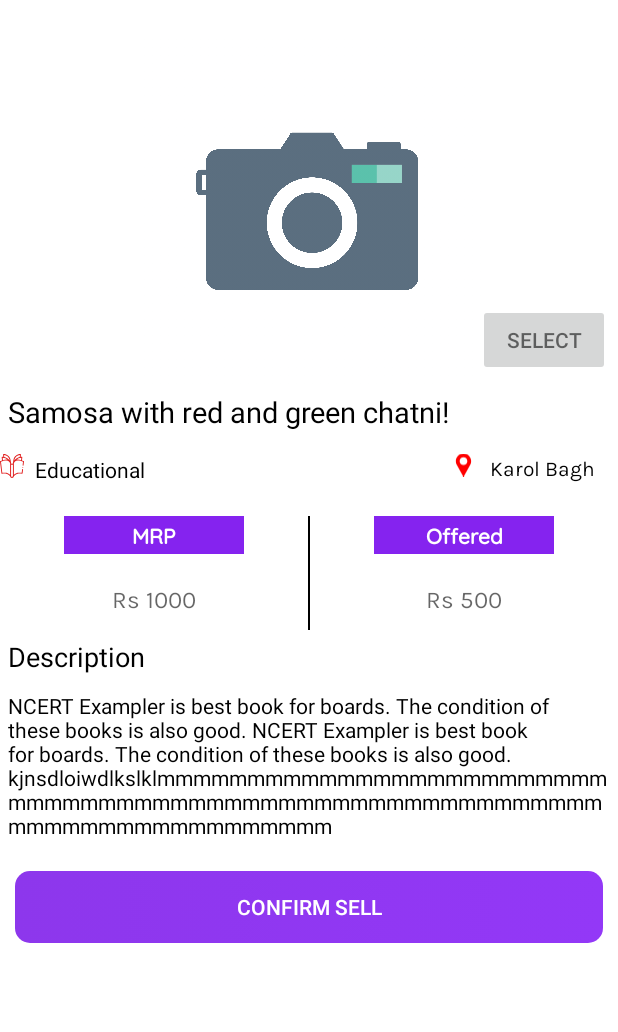
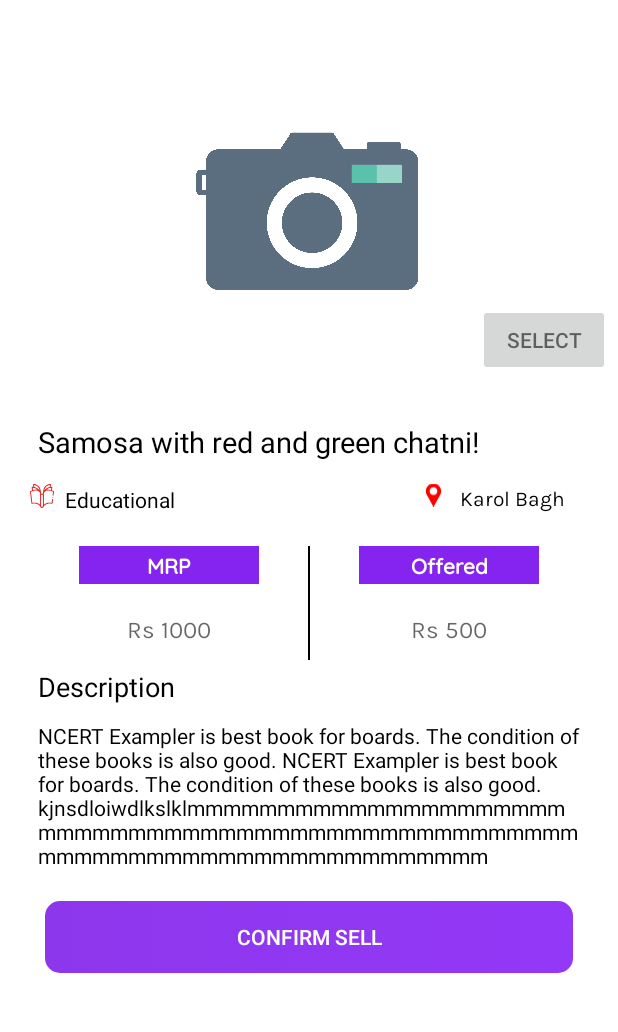
Before and after one commit to rishidholkheria/BooxMate-Android, an Android app: the fragment BookImages placed in its activity, on a phone screen of 412 x 824 dp, the part 81-1113 px from its top. Run offline under Robolectric (Android 15) with nearby library versions, the light colour scheme and no system bars; our stand-ins replace Firebase (no records; nobody signed in at launch, a user with empty details on screens opened directly); 1 statement that could not run was skipped.

Commit message:
Sell Details - Fragment passing data completed

```diff
--- a/app/src/main/java/com/booxapp/onCompleteListener.kt
+++ b/app/src/main/java/com/booxapp/onCompleteListener.kt
@@ -1,5 +1,5 @@
 package com.booxapp
 
-interface onMaujKardiListener {
+interface onCompleteFirebase {
     fun onCallback(value: Boolean)
 }
--- a/app/src/main/java/com/booxapp/Sell/OrderSuccessfullFragment.kt
+++ b/app/src/main/java/com/booxapp/sell/OrderSuccessfullFragment.kt
@@ -1,4 +1,4 @@
-package com.booxapp.Sell
+package com.booxapp.sell
 
 import android.content.Context
 import android.os.Bundle
@@ -6,11 +6,8 @@ import androidx.fragment.app.Fragment
 import android.view.LayoutInflater
 import android.view.View
 import android.view.ViewGroup
-import com.booxapp.R
 import com.booxapp.ShareData
 import com.booxapp.databinding.ActivityConfirmPostBinding
-import com.booxapp.databinding.FragmentPublishDetailsBinding
-import com.booxapp.model.BookModel
 
 class OrderSuccessfullFragment : Fragment() {
     lateinit var binding: ActivityConfirmPostBinding
--- a/app/src/main/java/com/booxapp/Sell/PublishDetailsFragment.kt
+++ b/app/src/main/java/com/booxapp/sell/PublishDetailsFragment.kt
@@ -1,6 +1,5 @@
-package com.booxapp.Sell
+package com.booxapp.sell
 
-import android.app.Activity
 import android.content.Context
 import android.os.Bundle
 import android.view.LayoutInflater
--- a/app/src/main/java/com/booxapp/Sell/SellDetails.kt
+++ b/app/src/main/java/com/booxapp/sell/SellDetails.kt
@@ -3,11 +3,11 @@ package com.booxapp
 import android.os.Bundle
 import androidx.appcompat.app.AppCompatActivity
 import androidx.fragment.app.Fragment
-import com.booxapp.Sell.BookImages
-import com.booxapp.Sell.OrderSuccessfullFragment
-import com.booxapp.Sell.PublishDetails
 import com.booxapp.databinding.ActivitySellDetailsBinding
 import com.booxapp.model.BookModel
+import com.booxapp.sell.BookImages
+import com.booxapp.sell.OrderSuccessfullFragment
+import com.booxapp.sell.PublishDetails
 
 
 class SellDetails : AppCompatActivity(), ShareData {
@@ -20,7 +20,7 @@ class SellDetails : AppCompatActivity(), ShareData {
         binding = ActivitySellDetailsBinding.inflate(layoutInflater)
         setContentView(binding.root)
 
-        replaceFragment(PublishDetails())
+        replaceFragment(PublishDetails(), null)
 
 //        binding.moreBookDetailsBtn!!.setOnClickListener(View.OnClickListener {
 //            val title = binding.title!!.getText().toString()
@@ -47,18 +47,23 @@ class SellDetails : AppCompatActivity(), ShareData {
 
     }
 
-    private fun replaceFragment(fragment: Fragment) {
-        val bundle = Bundle()
-        bundle.putString("key", "abc")
-
-        supportFragmentManager.beginTransaction().replace(R.id.publish_fragments_container, fragment).commit()
+    private fun replaceFragment(fragment: Fragment, bookModel: BookModel?) {
+        if (bookModel != null) {
+            val bundle = Bundle()
+            bundle.putParcelable(
+                "bookModel", bookModel
+            )
+            fragment.arguments = bundle
+        }
+        supportFragmentManager.beginTransaction()
+            .replace(R.id.publish_fragments_container, fragment).commit()
     }
 
-    override fun passingData(choice: Int, bookModel1: BookModel?) {
+    override fun passingData(choice: Int, bookModel: BookModel?) {
         if (choice == 1) {
-            replaceFragment(BookImages())
-        } else if(choice == 2){
-            replaceFragment(OrderSuccessfullFragment())
+            replaceFragment(BookImages(), bookModel)
+        } else if (choice == 2) {
+            replaceFragment(OrderSuccessfullFragment(), null)
         }
     }
 
--- a/app/src/main/res/layout/fragment_book_images.xml
+++ b/app/src/main/res/layout/fragment_book_images.xml
@@ -1,34 +1,15 @@
 <?xml version="1.0" encoding="utf-8"?>
-<RelativeLayout xmlns:android="http://schemas.android.com/apk/res/android"
-    xmlns:tools="http://schemas.android.com/tools"
-    android:layout_width="match_parent"
-    android:layout_height="match_parent">
-
-    <LinearLayout xmlns:android="http://schemas.android.com/apk/res/android"
+<ScrollView xmlns:android="http://schemas.android.com/apk/res/android"
     xmlns:app="http://schemas.android.com/apk/res-auto"
     xmlns:tools="http://schemas.android.com/tools"
     android:layout_width="match_parent"
     android:layout_height="match_parent"
-        android:orientation="vertical"
-        tools:context=".Sell.BookImages">
-
-        <ScrollView
-            android:layout_width="match_parent"
-            android:layout_height="match_parent">
+    tools:context=".sell.BookImages">
 
     <LinearLayout
         android:layout_width="match_parent"
         android:layout_height="match_parent"
         android:orientation="vertical">
-
-
-<!--                <TextView-->
-<!--                    android:layout_width="match_parent"-->
-<!--                    android:layout_height="wrap_content"-->
-<!--                    android:padding="10dp"-->
-<!--                    android:text="Confirm Book Details"-->
-<!--                    android:textColor="#C3000000"-->
-<!--                    android:textSize="20sp" />-->
 
         <RelativeLayout
             android:layout_width="match_parent"
@@ -46,13 +27,19 @@
                 android:id="@+id/select_image_btn"
                 android:layout_width="wrap_content"
                 android:layout_height="wrap_content"
+                android:layout_alignParentEnd="true"
+                android:layout_alignParentBottom="true"
+                android:layout_margin="5dp"
                 android:text="Select"
-                        android:layout_alignParentBottom="true"
-                        android:layout_alignParentEnd="true"
-                        android:layout_margin="5dp"
                 android:textColor="#90000000" />
 
         </RelativeLayout>
+
+        <LinearLayout
+            android:layout_width="match_parent"
+            android:layout_height="match_parent"
+            android:padding="20dp"
+            android:orientation="vertical">
 
             <TextView
                 android:id="@+id/confirmbooktitle"
@@ -241,9 +228,5 @@ kjnsdloiwdlkslklmmmmmmmmmmmmmmmmmmmmmmmmmmmmmmmmmmmmmmmmmmmmmmmmmmmmmmmmmmmmmmmm
                 android:textColor="#ffffff" />
 
         </LinearLayout>
-
+    </LinearLayout>
 </ScrollView>
-
-    </LinearLayout>
-
-</RelativeLayout>
--- a/app/src/main/res/layout/fragment_order_successfull.xml
+++ b/app/src/main/res/layout/fragment_order_successfull.xml
@@ -3,7 +3,7 @@
     xmlns:tools="http://schemas.android.com/tools"
     android:layout_width="match_parent"
     android:layout_height="match_parent"
-    tools:context=".Sell.ConfirmPublishFragment">
+    tools:context=".sell.ConfirmPublishFragment">
 
     <!-- TODO: Update blank fragment layout -->
     <TextView
--- a/app/src/main/res/layout/fragment_publish_details.xml
+++ b/app/src/main/res/layout/fragment_publish_details.xml
@@ -3,7 +3,7 @@
     xmlns:tools="http://schemas.android.com/tools"
     android:layout_width="match_parent"
     android:layout_height="match_parent"
-    tools:context=".Sell.PublishDetails">
+    tools:context=".sell.PublishDetails">
 
     <ScrollView
         android:layout_width="match_parent"
```
Also changed, not shown: app/src/main/java/com/booxapp/BookPhoto.kt (+17 -25 lines), app/src/main/java/com/booxapp/FirebaseAdapter.kt (+6 -4 lines), app/src/main/java/com/booxapp/model/BookModel.kt (+46 -1 lines), app/src/main/java/com/booxapp/sell/BookImagesFragment.kt (renamed from app/src/main/java/com/booxapp/Sell/BookImagesFragment.kt, +16 -7 lines), app/src/main/java/com/booxapp/purchase/BookDetails.kt (renamed from app/src/main/java/com/booxapp/Purchase/BookDetails.kt), app/src/main/java/com/booxapp/purchase/OrderSuccesfull.kt (renamed from app/src/main/java/com/booxapp/Purchase/OrderSuccesfull.kt), app/src/main/java/com/booxapp/purchase/PurchaseCart.kt (renamed from app/src/main/java/com/booxapp/Purchase/PurchaseCart.kt), app/src/main/java/com/booxapp/purchase/PurchaseDetails.kt (renamed from app/src/main/java/com/booxapp/Purchase/PurchaseDetails.kt), app/src/main/java/com/booxapp/purchase/PurchaseFragment.kt (renamed from app/src/main/java/com/booxapp/Purchase/PurchaseFragment.kt), app/src/main/java/com/booxapp/sell/ConfirmPost.kt (renamed from app/src/main/java/com/booxapp/Sell/ConfirmPost.kt), app/src/main/java/com/booxapp/sell/SellBookDetails.kt (renamed from app/src/main/java/com/booxapp/Sell/SellBookDetails.kt), app/src/main/java/com/booxapp/sell/SellFragment.kt (renamed from app/src/main/java/com/booxapp/Sell/SellFragment.kt). Lines whose indentation alone changed are shown as unchanged.
